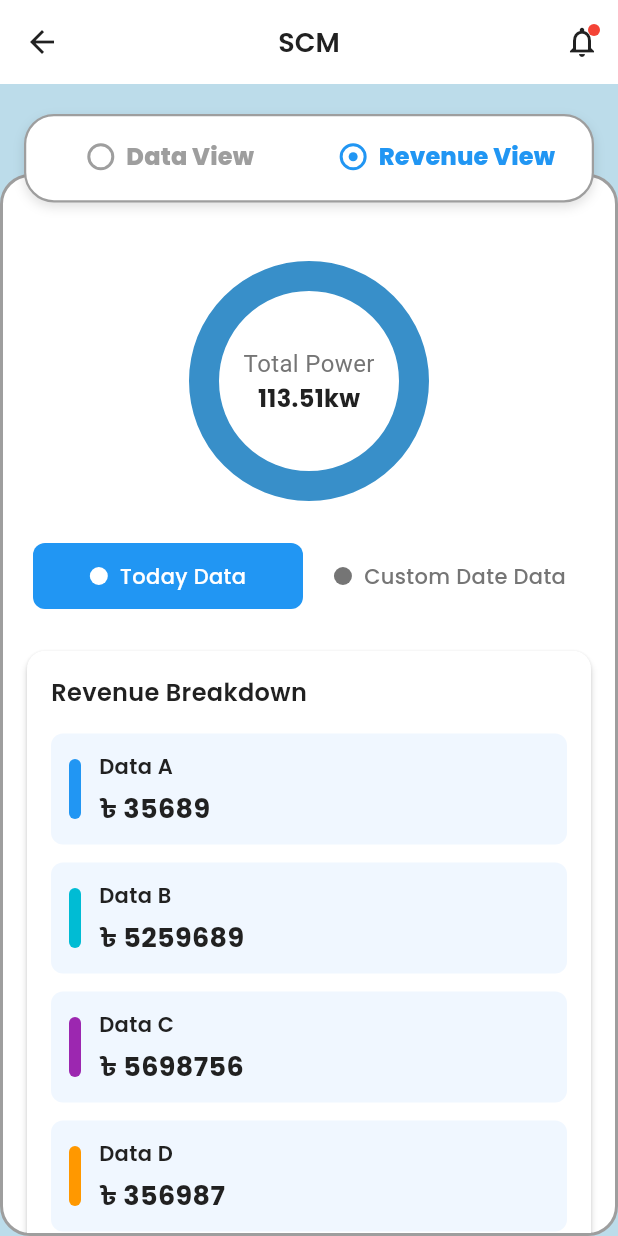
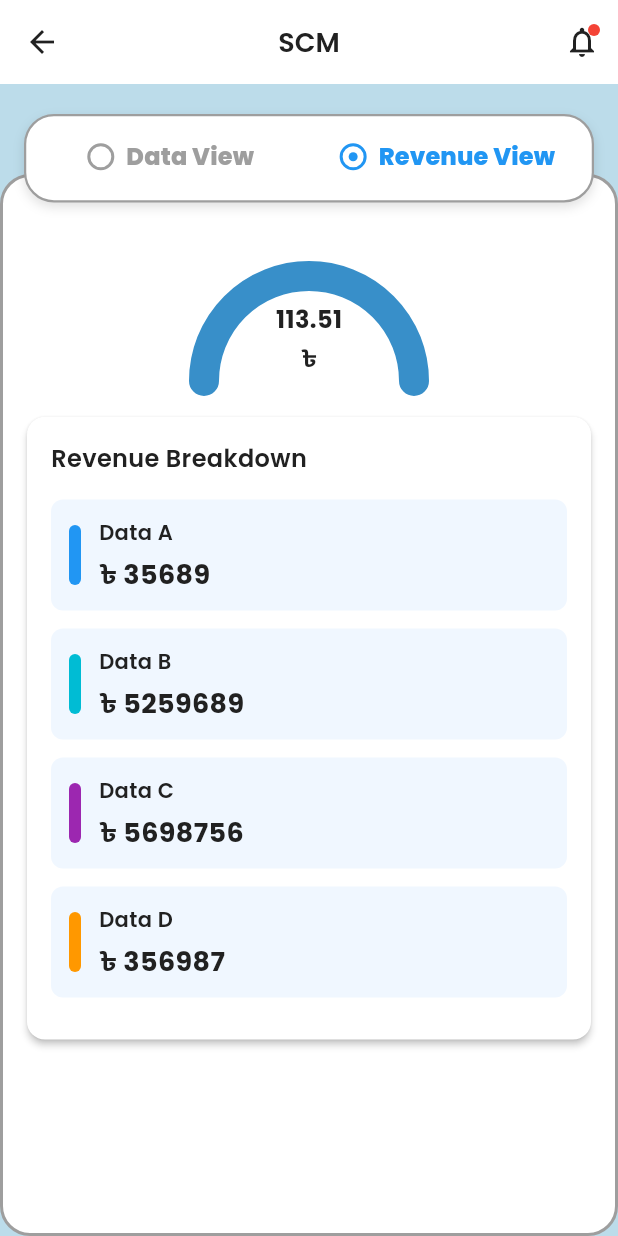
Before and after one commit to shariaralphabyte/scube-tech-task, a Flutter app: the SummaryScreen screen opened directly, tab 2 chosen, on a phone screen of 412 x 824 dp. Run offline on Flutter 3.47's test engine with Material 3 defaults, Android fonts, the phone set to English and light mode, and no system bars; our stand-ins replace google_fonts; accounts and stored records are empty.

Commit message:
feat: Introduce semi-circular progress widget for revenue
This commit introduces a new `SemiCircularProgressWidget` and integrates it into the `SummaryScreen` to display total revenue, replacing the previous full circular progress indicator.

Key changes include:

- **New `SemiCircularProgressWidget`:**
    - Created a new stateful widget that renders a semi-circular progress arc.
    - The widget is customizable for value, unit, size, color, and stroke width.
    - It displays the numerical value and unit centered within the arc.

- **`SummaryScreen` Update:**
    - Replaced the `CircularProgressWidget` used for displaying revenue with the new `SemiCircularProgressWidget`.
    - Adjusted the `maxValue` for both the energy and revenue progress indicators to `1` for accurate percentage-based display.

```diff
--- a/lib/presentation/screens/summary_screen.dart
+++ b/lib/presentation/screens/summary_screen.dart
@@ -5,6 +5,7 @@ import '../../core/constants/app_constants.dart';
 import '../providers/energy_provider.dart';
 import '../widgets/circular_progress_widget.dart';
 import '../widgets/energy_chart_card.dart';
+import '../widgets/semi_circular_progress_widget.dart';
 import 'custom_date_screen.dart';
 
 class SummaryScreen extends StatefulWidget {
@@ -227,7 +228,7 @@ class _SummaryScreenState extends State<SummaryScreen>
                 // Circular Progress
                 CircularProgressWidget(
                   value: data.energyPerSqft,
-                  maxValue: 100,
+                  maxValue: 1,
                   unit: AppConstants.energyUnit,
                   size: 160,
                 ),
@@ -275,14 +276,14 @@ class _SummaryScreenState extends State<SummaryScreen>
               children: [
                 const SizedBox(height: 16),
                 // Revenue Display
-                CircularProgressWidget(
+                SemiCircularProgressWidget(
                   value: totalRevenue / 100000,
-                  maxValue: 100,
+                  maxValue: 1,
                   unit: '৳',
-                  size: 160,
+                  width: 160,
+                  height: 80,
                 ),
-                const SizedBox(height: 24),
-                _buildDataToggle(),
+
                 const SizedBox(height: 16),
                 // Revenue breakdown
                 Card(
--- /dev/null
+++ b/lib/presentation/widgets/semi_circular_progress_widget.dart
@@ -0,0 +1,122 @@
+import 'package:flutter/material.dart';
+import 'dart:math' as math;
+import '../../core/theme/app_theme.dart';
+
+class SemiCircularProgressWidget extends StatelessWidget {
+  final double value;
+  final double maxValue;
+  final String unit;
+  final double width;
+  final double height;
+  final double strokeWidth;
+  final Color progressColor;
+  final Color backgroundColor;
+
+  const SemiCircularProgressWidget({
+    super.key,
+    required this.value,
+    this.maxValue = 100,
+    required this.unit,
+    this.width = 200,
+    this.height = 100,
+    this.strokeWidth = 20,
+    this.progressColor = AppTheme.circuleColor,
+    this.backgroundColor = AppTheme.white,
+  });
+
+  @override
+  Widget build(BuildContext context) {
+    final percentage = (value / maxValue).clamp(0.0, 1.0); // FIXED
+
+    return SizedBox(
+      width: width,
+      height: height,
+      child: Stack(
+        children: [
+          CustomPaint(
+            size: Size(width, height),
+            painter: _SemiCircularProgressPainter(
+              percentage: percentage,
+              strokeWidth: strokeWidth,
+              progressColor: progressColor,
+              backgroundColor: backgroundColor,
+            ),
+          ),
+          Align(
+            alignment: const Alignment(0, 0.3), // Move text slightly up
+            child: Column(
+              mainAxisSize: MainAxisSize.min,
+              children: [
+                SizedBox(height: 20,),
+                Text(
+                  value.toStringAsFixed(2),
+                  style: AppTheme.largeValue.copyWith(fontSize: 16),
+                ),
+                const SizedBox(height: 2),
+                Text(
+                  unit,
+                  style: AppTheme.largeValue.copyWith(fontSize: 16),
+                ),
+              ],
+            ),
+          ),
+        ],
+      ),
+    );
+  }
+}
+
+class _SemiCircularProgressPainter extends CustomPainter {
+  final double percentage;
+  final double strokeWidth;
+  final Color progressColor;
+  final Color backgroundColor;
+
+  _SemiCircularProgressPainter({
+    required this.percentage,
+    required this.strokeWidth,
+    required this.progressColor,
+    required this.backgroundColor,
+  });
+
+  @override
+  void paint(Canvas canvas, Size size) {
+    final center = Offset(size.width / 2, size.height);
+    final radius = (size.width - strokeWidth) / 2;
+
+    // Draw background arc (semi-circle)
+    final backgroundPaint = Paint()
+      ..color = backgroundColor
+      ..style = PaintingStyle.stroke
+      ..strokeWidth = strokeWidth
+      ..strokeCap = StrokeCap.round;
+
+    canvas.drawArc(
+      Rect.fromCircle(center: center, radius: radius),
+      math.pi,          // Start from left
+      math.pi,          // Sweep 180 degrees
+      false,
+      backgroundPaint,
+    );
+
+    // Draw progress arc
+    final progressPaint = Paint()
+      ..color = progressColor
+      ..style = PaintingStyle.stroke
+      ..strokeWidth = strokeWidth
+      ..strokeCap = StrokeCap.round;
+
+    final sweepAngle = math.pi * percentage; // Half circle progress
+
+    canvas.drawArc(
+      Rect.fromCircle(center: center, radius: radius),
+      math.pi,          // Start from left
+      sweepAngle,
+      false,
+      progressPaint,
+    );
+  }
+
+  @override
+  bool shouldRepaint(covariant CustomPainter oldDelegate) => true;
+}
```
